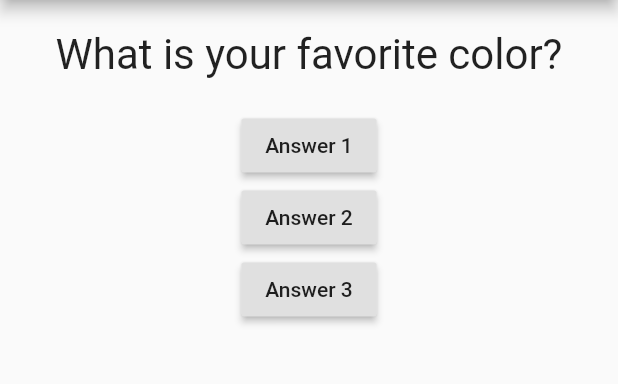
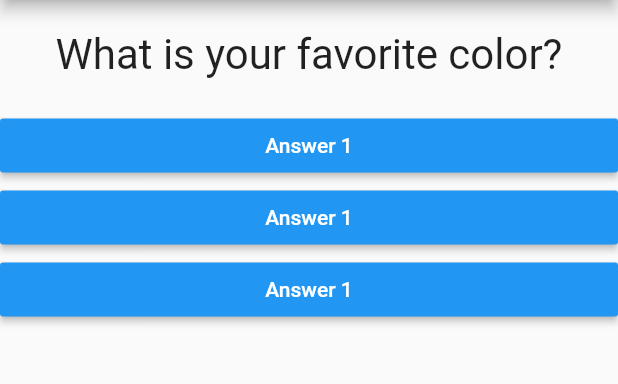
Before and after one commit to dharmykoya/quiz_mobile, a Flutter app: the screen it shows after launch, on a phone screen of 412 x 824 dp, the part 84-468 px from its top. Run offline on Flutter 3.47's test engine with Material 2 defaults, Android fonts, the phone set to English and light mode, and no system bars.

Commit message:
refactoring button and passing function as state

```diff
--- /dev/null
+++ b/lib/answer.dart
@@ -0,0 +1,19 @@
+import 'package:flutter/material.dart';
+
+class Answer extends StatelessWidget {
+  final Function selectHandler;
+  Answer(this.selectHandler);
+
+  @override
+  Widget build(BuildContext context) {
+    return Container(
+      width: double.infinity,
+      child: RaisedButton(
+        color: Colors.blue,
+        textColor: Colors.white,
+        child: Text('Answer 1'),
+        onPressed: selectHandler,
+      ),
+    );
+  }
+}
--- a/lib/main.dart
+++ b/lib/main.dart
@@ -1,6 +1,7 @@
 import 'package:flutter/material.dart';
 
 import './question.dart';
+import './answer.dart';
 
 void main() {
   runApp(MyApp());
@@ -40,20 +41,9 @@ class _MyAppState extends State<MyApp> {
         body: Column(
           children: <Widget>[
             Question(questions[_questionIndex]),
-            RaisedButton(
-              child: Text('Answer 1'),
-              onPressed: _answerQuestion,
-            ),
-            RaisedButton(
-              child: Text('Answer 2'),
-              onPressed: () {
-                print('answer 2 O!!!');
-              },
-            ),
-            RaisedButton(
-              child: Text('Answer 3'),
-              onPressed: () => print('Answer 3 o!!!'),
-            ),
+            Answer(_answerQuestion),
+            Answer(_answerQuestion),
+            Answer(_answerQuestion),
           ],
         ),
       ),
```
